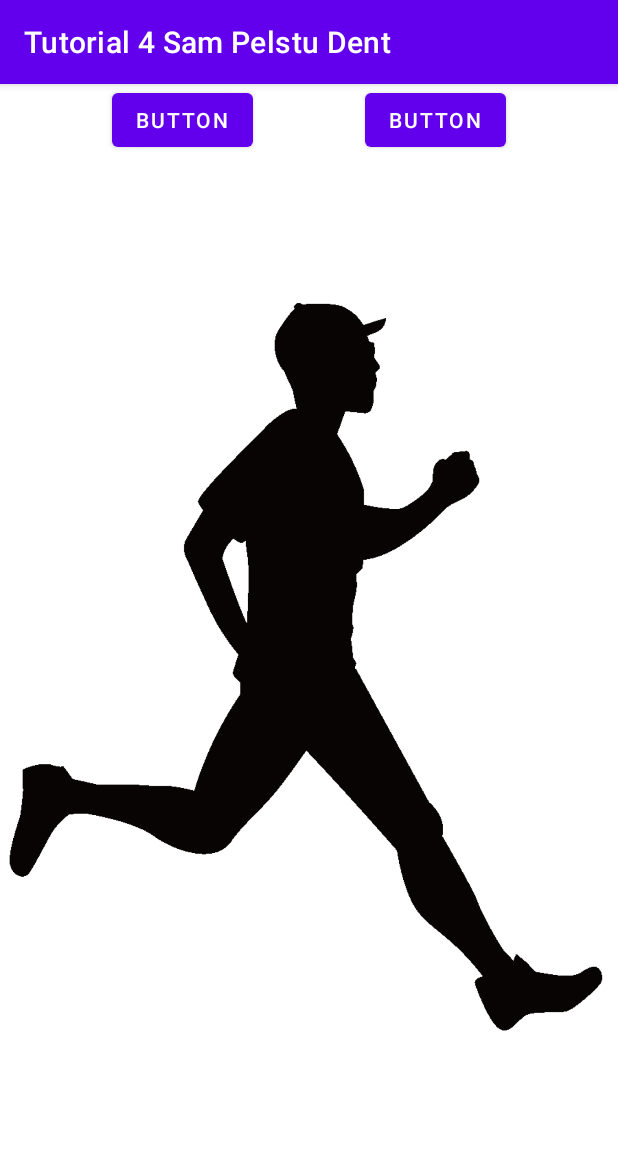
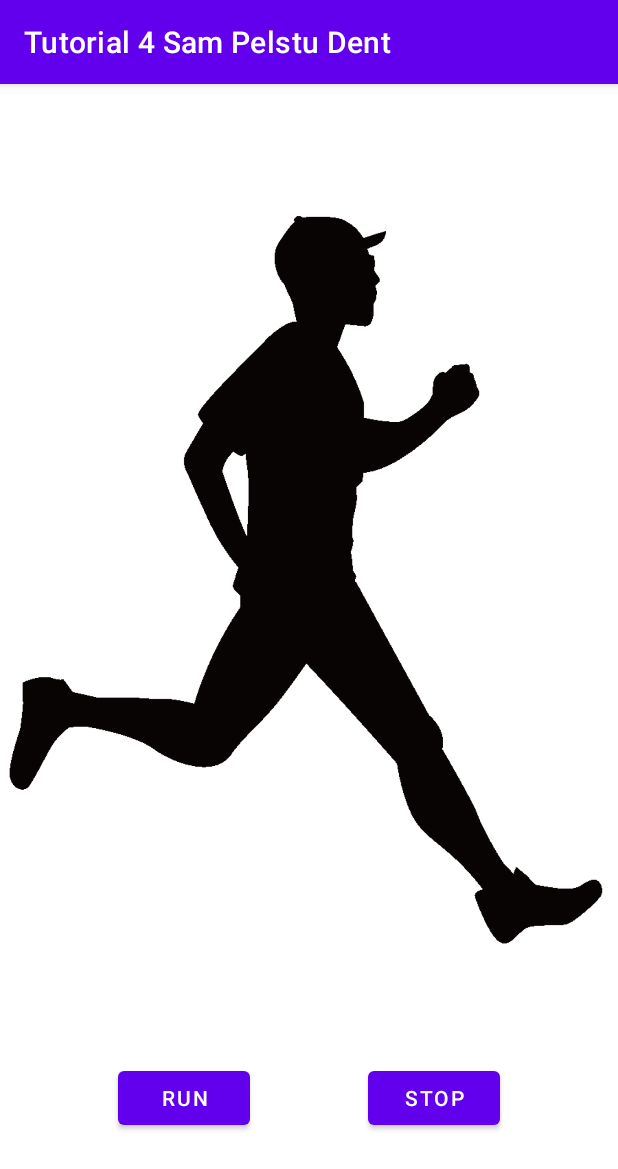
Before and after one commit to ianchai/SharedPreferencesTry, an Android app: the screen it shows after launch (MainActivity), on a phone screen of 412 x 824 dp. Shown: the top 1169 px of the screen. Run offline under Robolectric (Android 15) with nearby library versions, the phone set to English and light mode, and no system bars.

Commit message:
Added buttons properly constrained

```diff
--- a/app/src/main/res/layout/activity_main.xml
+++ b/app/src/main/res/layout/activity_main.xml
@@ -10,30 +10,32 @@
         android:id="@+id/imageAnimation"
         android:layout_width="0dp"
         android:layout_height="0dp"
-        app:layout_constraintBottom_toBottomOf="parent"
+        app:layout_constraintBottom_toTopOf="@+id/stop"
         app:layout_constraintDimensionRatio="4:5"
+        app:layout_constraintHorizontal_bias="0.5"
         app:layout_constraintLeft_toLeftOf="parent"
         app:layout_constraintRight_toRightOf="parent"
         app:layout_constraintTop_toTopOf="parent"
         app:srcCompat="@drawable/blank" />
 
     <Button
-        android:id="@+id/button"
+        android:id="@+id/Run"
         android:layout_width="wrap_content"
         android:layout_height="wrap_content"
-        android:text="Button"
-        app:layout_constraintBaseline_toBaselineOf="@+id/button2"
-        app:layout_constraintEnd_toStartOf="@+id/button2"
+        android:text="Run"
+        app:layout_constraintBaseline_toBaselineOf="@+id/stop"
+        app:layout_constraintEnd_toStartOf="@+id/stop"
         app:layout_constraintHorizontal_bias="0.5"
         app:layout_constraintStart_toStartOf="parent" />
 
     <Button
-        android:id="@+id/button2"
+        android:id="@+id/stop"
         android:layout_width="wrap_content"
         android:layout_height="wrap_content"
-        android:text="Button"
+        android:text="Stop"
+        app:layout_constraintBottom_toBottomOf="parent"
         app:layout_constraintEnd_toEndOf="parent"
         app:layout_constraintHorizontal_bias="0.5"
-        app:layout_constraintStart_toEndOf="@+id/button"
-        tools:layout_editor_absoluteY="645dp" />
+        app:layout_constraintStart_toEndOf="@+id/Run"
+        app:layout_constraintTop_toBottomOf="@+id/imageAnimation" />
 </androidx.constraintlayout.widget.ConstraintLayout>
```
